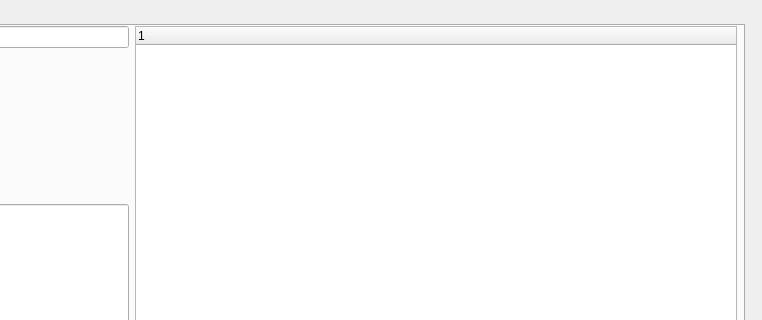
First picture: the form in design_test.ui, repository maxpaleev/Task_manager, before the edit; both pictures show x 476 to 1238 and y 0 to 320 of the 1238 by 674 pixel window.
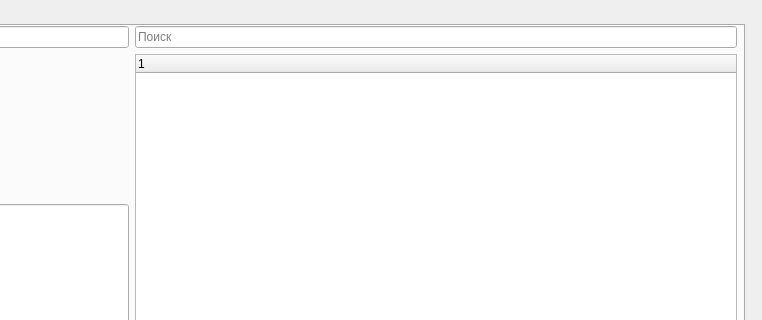
Second picture: the form after the edit. The open tabs and pages were chosen to show the change.

Commit message: task search add

```diff
--- a/design_test.ui
+++ b/design_test.ui
@@ -278,6 +278,15 @@
         </layout>
        </item>
        <item>
+        <layout class="QVBoxLayout" name="verticalLayout_6">
+         <item>
+          <widget class="QLineEdit" name="searchTask">
+           <property name="placeholderText">
+            <string>Поиск</string>
+           </property>
+          </widget>
+         </item>
+         <item>
         <widget class="QTreeWidget" name="taskList">
          <property name="enabled">
           <bool>true</bool>
@@ -288,6 +297,8 @@
           </property>
          </column>
         </widget>
+         </item>
+        </layout>
        </item>
       </layout>
      </widget>
```
Left out of the diff: 2 changed lines with no effect on the pictures. Lines whose indentation alone changed are shown as unchanged. The commit also changes 1 other file.
